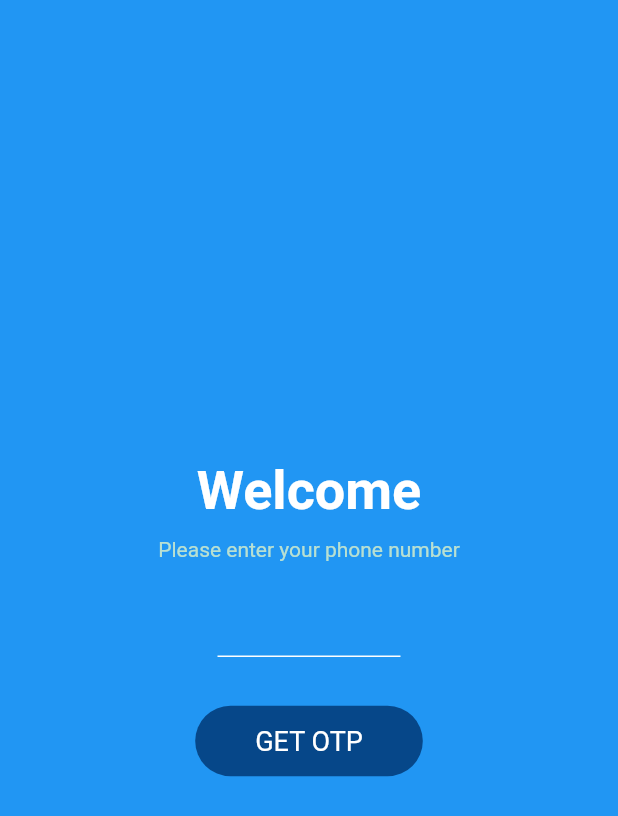
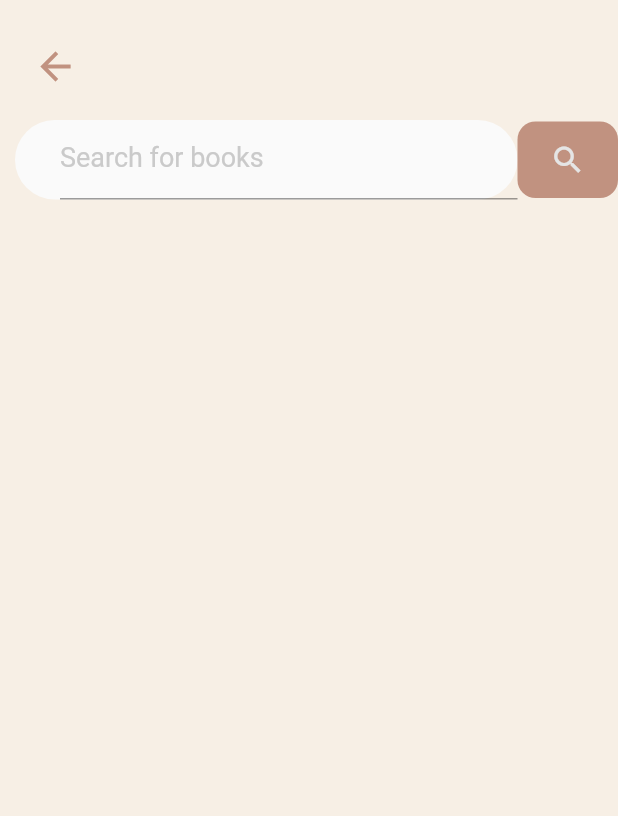
Before and after one commit to acmpesuecc/allabtbooks, a Flutter app: the screen it shows after launch, on a phone screen of 412 x 824 dp. Shown: the top 816 px of the screen. Run offline on Flutter 3.47's test engine with Material 2 defaults, Android fonts, the light colour scheme and no system bars; our stand-ins replace google_fonts; Roboto replaces fonts that are missing (Rosarivo).

Commit message:
I have created the first half of Home page dart and the search bar of Search page dart. Still in progress.

```diff
--- a/lib/main.dart
+++ b/lib/main.dart
@@ -1,5 +1,8 @@
+//import 'package:allabtbooks/homep.dart';
 import 'package:flutter/material.dart';
-import 'welcome.dart';
+//import 'welcome.dart';
+//import 'homep.dart';
+import 'search.dart';
 
 void main() {
   runApp(const MyApp());
@@ -15,7 +18,8 @@ class MyApp extends StatelessWidget {
       theme: ThemeData(
         primarySwatch: Colors.blue,
       ),
-      home: Welcome(),
+      home: Search(),
+
     );
   }
 }
--- /dev/null
+++ b/lib/search.dart
@@ -0,0 +1,90 @@
+import 'package:flutter/material.dart';
+import 'package:google_fonts/google_fonts.dart';
+
+class Search extends StatefulWidget {
+  @override
+  _SearchState createState() => _SearchState();
+}
+
+class _SearchState extends State<Search> {
+  @override
+  Widget build(BuildContext context) {
+    return Scaffold(
+      backgroundColor: Color(0xfff7efe5),
+
+      body: Stack(
+        children: [
+          Positioned(
+            top: 20.0, left: 5,
+            child: Column(
+              children: <Widget>[
+                Row(
+                  mainAxisAlignment: MainAxisAlignment.end,
+                  children: [
+                    TextButton(
+
+                      onPressed: () {},
+                      child: Icon(
+                        Icons.arrow_back_outlined,color: Color(0xffC19280), size: 30,
+                      ),
+                    ),
+                  ],
+                ),
+              ],
+            ),
+          ),
+          Positioned(
+            top: 80, left: 10, right: 0,
+            child: Row(
+             children: [
+
+               Expanded(
+                 flex: 5,
+                 child: Container(
+                     height: 53, width: 290,
+                     decoration: BoxDecoration(
+                         borderRadius: BorderRadius.circular(40),
+                         color: Color(0xfffafafa)
+                     ),
+
+                     padding: EdgeInsets.only(left: 30),
+
+                     child: TextField(
+                         decoration: InputDecoration(
+                           labelText: 'Search for books',
+                           labelStyle: GoogleFonts.rosarivo(
+                               fontSize: 18.0,
+                               color: Color(0xffcacaca)
+                           ),
+                         )
+                     )
+                 ),
+            ), //search
+               Expanded(
+                 flex: 1,
+
+                 child: Container(
+                   height: 51,
+                   decoration: BoxDecoration(
+                       borderRadius: BorderRadius.circular(12),
+                       color: Color(0xffC19280)
+                   ),
+
+                   child: TextButton(
+                     onPressed: () {},
+                     child: Icon(
+                       Icons.search, color: Color(0xffE5E5E5),
+                     ),
+                   ),
+                 ),
+
+               ), //search icon
+
+                    ],
+                 ),
+               ),  //search&icon
+            ],
+         ),
+      );
+  }
+}
--- a/pubspec.yaml
+++ b/pubspec.yaml
@@ -29,7 +29,7 @@ environment:
 dependencies:
   flutter:
     sdk: flutter
-
+  google_fonts: ^2.3.1
 
   # The following adds the Cupertino Icons font to your application.
   # Use with the CupertinoIcons class for iOS style icons.
@@ -60,7 +60,7 @@ flutter:
   # To add assets to your application, add an assets section, like this:
   assets:
     - assets/images/
-  #   - images/a_dot_ham.jpeg
+
 
   # An image asset can refer to one or more resolution-specific "variants", see
   # https://flutter.dev/assets-and-images/#resolution-aware.
```
Also changed, not shown: lib/homep.dart (added, +178 -0 lines), assets/images/PngItem_6130097.png (deleted), assets/images/book_stack 2.png (added), pubspec.lock, 3 other files.
